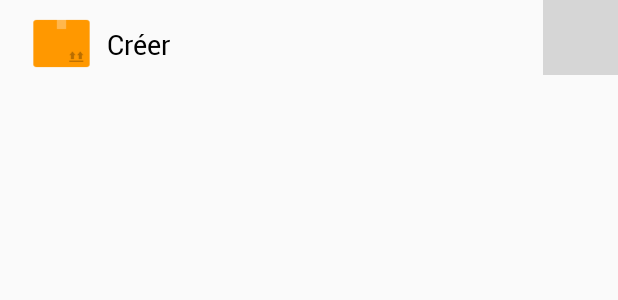
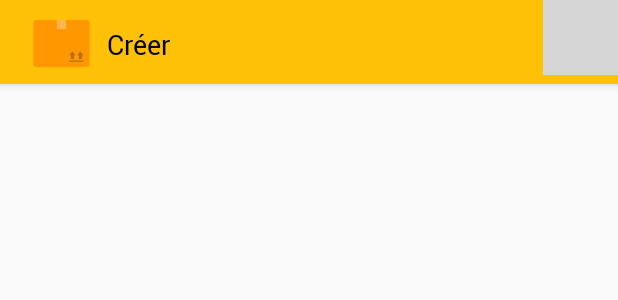
Before and after one commit to Ngouabira/bloc-note, an Android app: the layout activity_add_note.xml on its own in the app's theme, with its tools: preview values and no code run, on a phone screen of 412 x 824 dp. Shown: the top 300 px of the screen. Run offline under Robolectric (Android 15) with nearby library versions, the phone set to English and light mode, and no system bars; grey boxes are pictures that could not be loaded.

Commit message:
fixed drawable bug

```diff
--- a/app/src/main/res/layout/activity_add_note.xml
+++ b/app/src/main/res/layout/activity_add_note.xml
@@ -3,9 +3,19 @@
     android:layout_width="match_parent"
     android:layout_height="match_parent"
     tools:context="cg.rcksoft.app.AddNoteActivity">
+    <!-- AppBar Layout -->
+    <android.support.design.widget.AppBarLayout
+        android:id="@+id/app_bar"
+        android:layout_width="match_parent"
+        android:layout_height="wrap_content"
+        android:theme="@style/ThemeOverlay.AppCompat.ActionBar">
+
+        <!-- include toolbar -->
         <include
             android:id="@+id/toolbar2"
             layout="@layout/toolbar_note"/>
 
+    </android.support.design.widget.AppBarLayout>
+
 
 </RelativeLayout>
--- a/app/src/main/res/layout/toolbar_note.xml
+++ b/app/src/main/res/layout/toolbar_note.xml
@@ -5,8 +5,7 @@
     android:layout_height="?attr/actionBarSize"
     android:gravity="top"
     app:layout_collapseMode="pin"
-    android:elevation="18dp"
-    android:theme="@style/ThemeOverlay.AppCompat.ActionBar">
+    android:elevation="18dp">
 
     <LinearLayout
         android:layout_width="match_parent"
@@ -52,6 +51,7 @@
                 android:layout_height="50dp"
                 android:scaleType="fitXY"
                 android:src="@mipmap/ic_action_accept"
+                android:background="@drawable/selector_background_full"
                 android:paddingTop="8dp"
                 android:layout_gravity="right"/>
 
```
Also changed, not shown: app/src/main/res/layout/activity_main.xml (+1 -68 lines).
